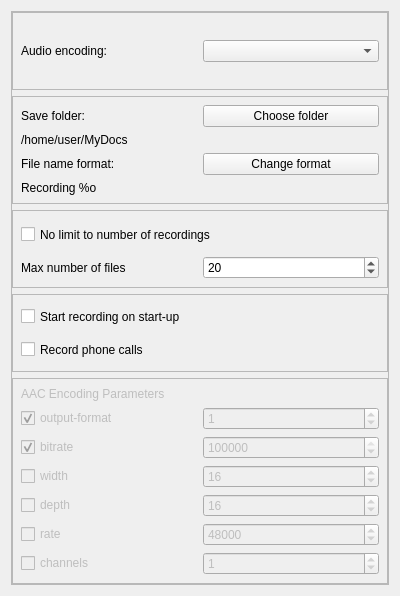
Above: orepreferencesform.ui from jpietrzak8/Orecchiette before the change. Below: the same form after it.
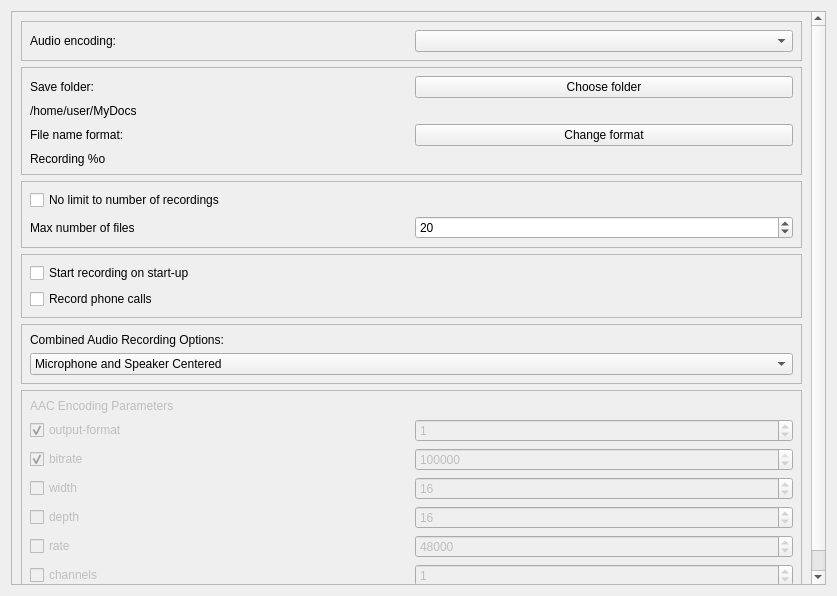
That is the form after the change.

Commit message:
Audio Positioning
Added the ability, when recording both mic and speaker, to either
assign the mic to the left stereo channel and the speaker to the right,
or vice-versa.

Patch:
```diff
--- a/orepreferencesform.ui
+++ b/orepreferencesform.ui
@@ -6,14 +6,14 @@
    <rect>
     <x>0</x>
     <y>0</y>
-    <width>400</width>
+    <width>837</width>
     <height>596</height>
    </rect>
   </property>
   <property name="windowTitle">
    <string>Preferences</string>
   </property>
-  <layout class="QVBoxLayout" name="verticalLayout_2">
+  <layout class="QVBoxLayout" name="verticalLayout_5">
    <item>
     <widget class="QScrollArea" name="scrollArea">
      <property name="widgetResizable">
@@ -24,14 +24,11 @@
        <rect>
         <x>0</x>
         <y>0</y>
-        <width>359</width>
-        <height>643</height>
+        <width>796</width>
+        <height>744</height>
        </rect>
       </property>
-      <layout class="QVBoxLayout" name="verticalLayout">
-       <property name="margin">
-        <number>0</number>
-       </property>
+      <layout class="QVBoxLayout" name="verticalLayout_2">
        <item>
         <widget class="QFrame" name="frame1">
          <property name="frameShape">
@@ -225,6 +222,53 @@
          </layout>
         </widget>
        </item>
+       <item>
+        <widget class="QFrame" name="frame4_2">
+         <property name="frameShape">
+          <enum>QFrame::StyledPanel</enum>
+         </property>
+         <property name="frameShadow">
+          <enum>QFrame::Raised</enum>
+         </property>
+         <layout class="QVBoxLayout" name="verticalLayout">
+          <property name="margin">
+           <number>8</number>
+          </property>
+          <item>
+           <widget class="QLabel" name="audioPositionLabel">
+            <property name="sizePolicy">
+             <sizepolicy hsizetype="Fixed" vsizetype="Fixed">
+              <horstretch>0</horstretch>
+              <verstretch>0</verstretch>
+             </sizepolicy>
+            </property>
+            <property name="text">
+             <string>Combined Audio Recording Options:</string>
+            </property>
+           </widget>
+          </item>
+          <item>
+           <widget class="QComboBox" name="audioPositionBox">
+            <item>
+             <property name="text">
+              <string>Microphone and Speaker Centered</string>
+             </property>
+            </item>
+            <item>
+             <property name="text">
+              <string>Microphone Left, Speaker Right</string>
+             </property>
+            </item>
+            <item>
+             <property name="text">
+              <string>Microphone Right, Speaker Left</string>
+             </property>
+            </item>
+           </widget>
+          </item>
+         </layout>
+        </widget>
+       </item>
        <item>
         <widget class="QFrame" name="aacFrame">
          <property name="enabled">
```
The commit also changes 8 other files.
